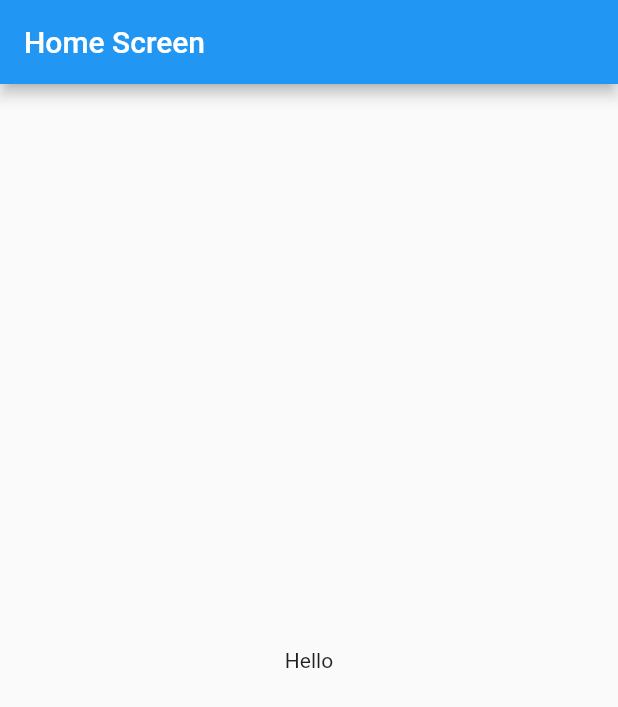
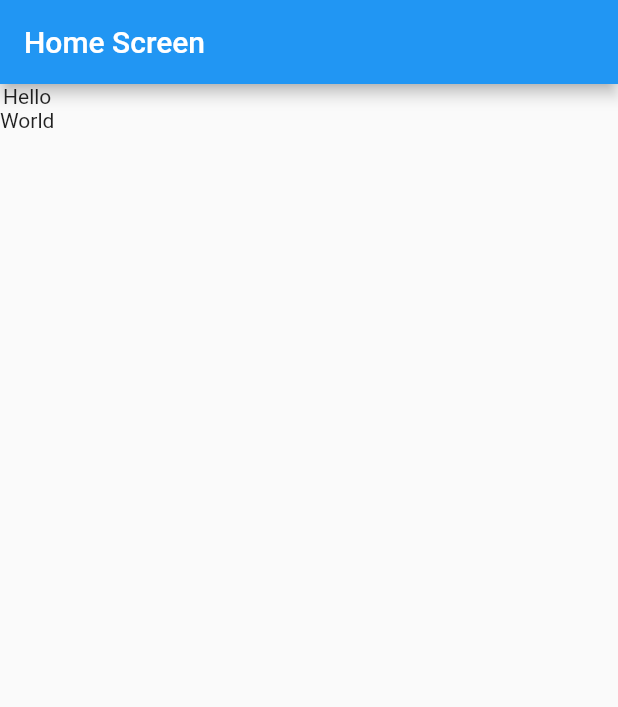
Before and after one commit to AmrElwkeel/Bloc_With_RestApi, a Flutter app: the screen it shows after launch, on a phone screen of 412 x 824 dp. Shown: the top 707 px of the screen. Run offline on Flutter 3.47's test engine with Material 2 defaults, Android fonts, the phone set to English and light mode, and no system bars; our stand-ins replace bloc, equatable.

Commit message:
new Updates

```diff
--- a/lib/src/view/screens/home.dart
+++ b/lib/src/view/screens/home.dart
@@ -20,8 +20,12 @@ class _HomeScreenState extends State<HomeScreen> {
         title: Text('Home Screen'),
       ),
       body:  Container(
-        child: const Center(
-            child:  Center(child: Text('Hello'))),
+        child:  Column(
+          children: const [
+            Text('Hello'),
+            Text('World'),
+          ],
+        ),
 
       ),
     );
```
